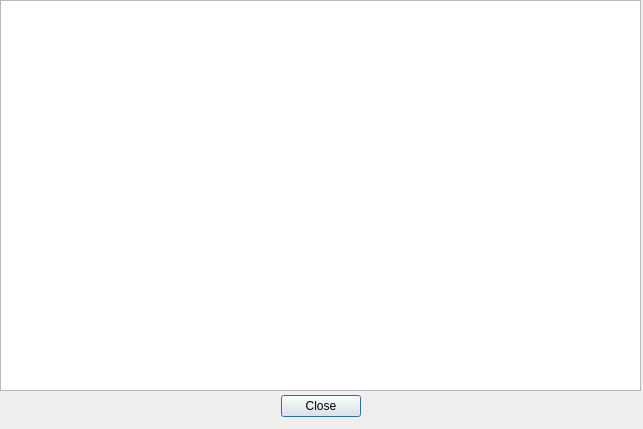
Qt form mainPlug/About.ui (NSCC-EAT-Lab/QGIS-plugin) before a commit.
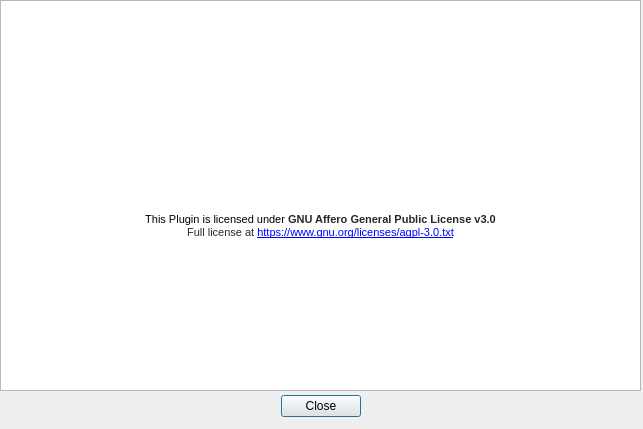
The same form after that commit. Icons and pictures are not drawn.

Commit message: Update the About page

What changed in the file:
```diff
--- a/mainPlug/About.ui
+++ b/mainPlug/About.ui
@@ -46,7 +46,24 @@
 &lt;html&gt;&lt;head&gt;&lt;meta name=&quot;qrichtext&quot; content=&quot;1&quot; /&gt;&lt;style type=&quot;text/css&quot;&gt;
 p, li { white-space: pre-wrap; }
 &lt;/style&gt;&lt;/head&gt;&lt;body style=&quot; font-family:'MS Shell Dlg 2'; font-size:8.25pt; font-weight:400; font-style:normal;&quot;&gt;
-&lt;p align=&quot;center&quot; style=&quot; margin-top:0px; margin-bottom:0px; margin-left:0px; margin-right:0px; -qt-block-indent:0; text-indent:0px;&quot;&gt;&lt;img src=&quot;:/plugins/mainPlug/images/EAT_Logo_Scaled.png&quot; /&gt;&lt;/p&gt;&lt;/body&gt;&lt;/html&gt;</string>
+&lt;p align=&quot;center&quot; style=&quot; margin-top:0px; margin-bottom:0px; margin-left:0px; margin-right:0px; -qt-block-indent:0; text-indent:0px;&quot;&gt;&lt;img src=&quot;:/plugins/mainPlug/images/EAT_Logo_Scaled.png&quot; /&gt;&lt;/p&gt;
+&lt;p align=&quot;center&quot; style=&quot;-qt-paragraph-type:empty; margin-top:0px; margin-bottom:0px; margin-left:0px; margin-right:0px; -qt-block-indent:0; text-indent:0px; font-size:8pt;&quot;&gt;&lt;br /&gt;&lt;/p&gt;
+&lt;p align=&quot;center&quot; style=&quot;-qt-paragraph-type:empty; margin-top:0px; margin-bottom:0px; margin-left:0px; margin-right:0px; -qt-block-indent:0; text-indent:0px; font-size:8pt;&quot;&gt;&lt;br /&gt;&lt;/p&gt;
+&lt;p align=&quot;center&quot; style=&quot;-qt-paragraph-type:empty; margin-top:0px; margin-bottom:0px; margin-left:0px; margin-right:0px; -qt-block-indent:0; text-indent:0px; font-size:8pt;&quot;&gt;&lt;br /&gt;&lt;/p&gt;
+&lt;p align=&quot;center&quot; style=&quot;-qt-paragraph-type:empty; margin-top:0px; margin-bottom:0px; margin-left:0px; margin-right:0px; -qt-block-indent:0; text-indent:0px; font-size:8pt;&quot;&gt;&lt;br /&gt;&lt;/p&gt;
+&lt;p align=&quot;center&quot; style=&quot;-qt-paragraph-type:empty; margin-top:0px; margin-bottom:0px; margin-left:0px; margin-right:0px; -qt-block-indent:0; text-indent:0px; font-size:8pt;&quot;&gt;&lt;br /&gt;&lt;/p&gt;
+&lt;p align=&quot;center&quot; style=&quot;-qt-paragraph-type:empty; margin-top:0px; margin-bottom:0px; margin-left:0px; margin-right:0px; -qt-block-indent:0; text-indent:0px; font-size:8pt;&quot;&gt;&lt;br /&gt;&lt;/p&gt;
+&lt;p align=&quot;center&quot; style=&quot;-qt-paragraph-type:empty; margin-top:0px; margin-bottom:0px; margin-left:0px; margin-right:0px; -qt-block-indent:0; text-indent:0px; font-size:8pt;&quot;&gt;&lt;br /&gt;&lt;/p&gt;
+&lt;p align=&quot;center&quot; style=&quot;-qt-paragraph-type:empty; margin-top:0px; margin-bottom:0px; margin-left:0px; margin-right:0px; -qt-block-indent:0; text-indent:0px; font-size:8pt;&quot;&gt;&lt;br /&gt;&lt;/p&gt;
+&lt;p align=&quot;center&quot; style=&quot;-qt-paragraph-type:empty; margin-top:0px; margin-bottom:0px; margin-left:0px; margin-right:0px; -qt-block-indent:0; text-indent:0px; font-size:8pt;&quot;&gt;&lt;br /&gt;&lt;/p&gt;
+&lt;p align=&quot;center&quot; style=&quot;-qt-paragraph-type:empty; margin-top:0px; margin-bottom:0px; margin-left:0px; margin-right:0px; -qt-block-indent:0; text-indent:0px; font-size:8pt;&quot;&gt;&lt;br /&gt;&lt;/p&gt;
+&lt;p align=&quot;center&quot; style=&quot;-qt-paragraph-type:empty; margin-top:0px; margin-bottom:0px; margin-left:0px; margin-right:0px; -qt-block-indent:0; text-indent:0px; font-size:8pt;&quot;&gt;&lt;br /&gt;&lt;/p&gt;
+&lt;p align=&quot;center&quot; style=&quot;-qt-paragraph-type:empty; margin-top:0px; margin-bottom:0px; margin-left:0px; margin-right:0px; -qt-block-indent:0; text-indent:0px; font-size:8pt;&quot;&gt;&lt;br /&gt;&lt;/p&gt;
+&lt;p align=&quot;center&quot; style=&quot;-qt-paragraph-type:empty; margin-top:0px; margin-bottom:0px; margin-left:0px; margin-right:0px; -qt-block-indent:0; text-indent:0px; font-size:8pt;&quot;&gt;&lt;br /&gt;&lt;/p&gt;
+&lt;p align=&quot;center&quot; style=&quot;-qt-paragraph-type:empty; margin-top:0px; margin-bottom:0px; margin-left:0px; margin-right:0px; -qt-block-indent:0; text-indent:0px; font-size:8pt;&quot;&gt;&lt;br /&gt;&lt;/p&gt;
+&lt;p align=&quot;center&quot; style=&quot;-qt-paragraph-type:empty; margin-top:0px; margin-bottom:0px; margin-left:0px; margin-right:0px; -qt-block-indent:0; text-indent:0px; font-size:8pt;&quot;&gt;&lt;br /&gt;&lt;/p&gt;
+&lt;p align=&quot;center&quot; style=&quot; margin-top:0px; margin-bottom:0px; margin-left:0px; margin-right:0px; -qt-block-indent:0; text-indent:0px;&quot;&gt;&lt;span style=&quot; font-size:8pt;&quot;&gt;This Plugin is licensed under &lt;/span&gt;&lt;span style=&quot; font-family:'-apple-system,BlinkMacSystemFont,Segoe UI,Helvetica,Arial,sans-serif,Apple Color Emoji,Segoe UI Emoji,Segoe UI Symbol'; font-size:8pt; font-weight:600; color:#24292e; background-color:#ffffff;&quot;&gt;GNU Affero General Public License v3.0&lt;/span&gt;&lt;/p&gt;
+&lt;p align=&quot;center&quot; style=&quot; margin-top:0px; margin-bottom:0px; margin-left:0px; margin-right:0px; -qt-block-indent:0; text-indent:0px;&quot;&gt;&lt;span style=&quot; font-family:'-apple-system,BlinkMacSystemFont,Segoe UI,Helvetica,Arial,sans-serif,Apple Color Emoji,Segoe UI Emoji,Segoe UI Symbol'; font-size:8pt; color:#24292e; background-color:#ffffff;&quot;&gt;Full license at &lt;/span&gt;&lt;a href=&quot;https://www.gnu.org/licenses/agpl-3.0.txt&quot;&gt;&lt;span style=&quot; font-size:8pt; text-decoration: underline; color:#0000ff;&quot;&gt;https://www.gnu.org/licenses/agpl-3.0.txt&lt;/span&gt;&lt;/a&gt;&lt;/p&gt;&lt;/body&gt;&lt;/html&gt;</string>
    </property>
   </widget>
  </widget>
```
